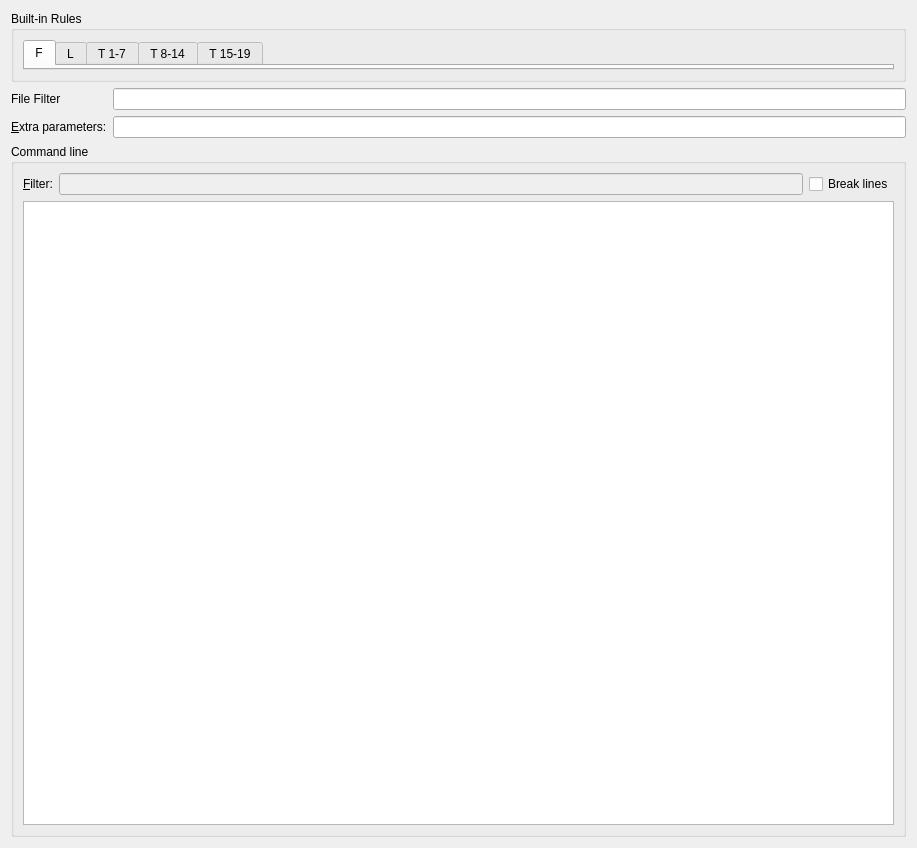
KDE/kdev-verapp, file config/projectconfigpage.ui: the form before one commit.
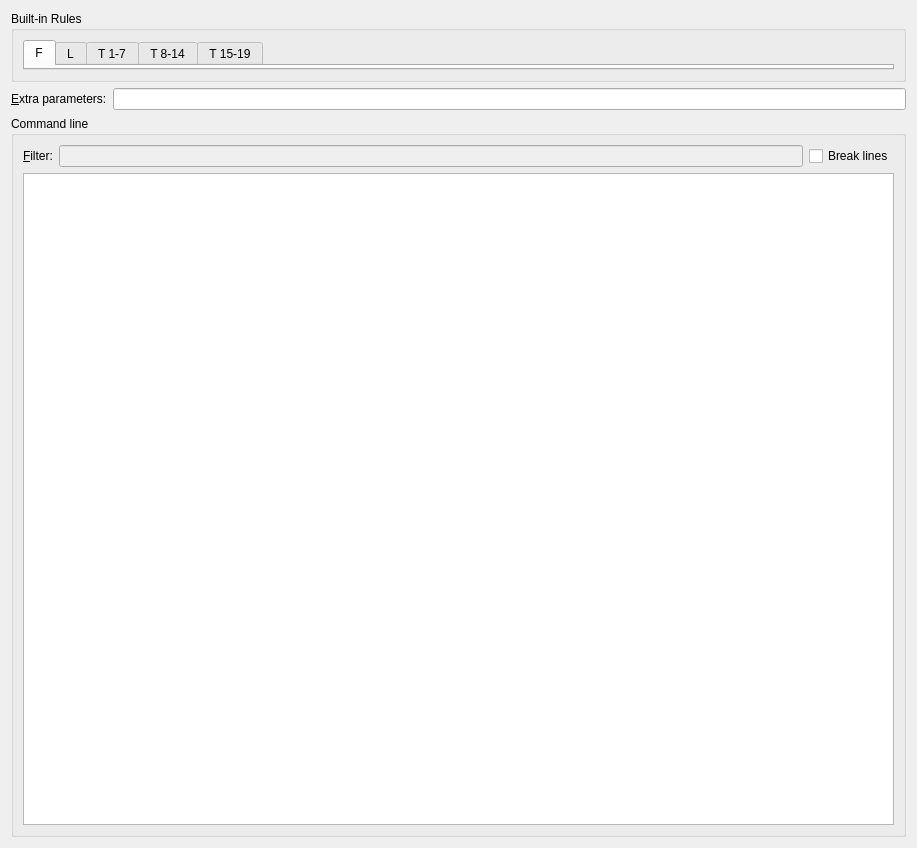
The form after the commit.

```diff
--- a/config/projectconfigpage.ui
+++ b/config/projectconfigpage.ui
@@ -70,20 +70,6 @@
    <item>
     <layout class="QFormLayout" name="formLayout">
      <item row="0" column="0">
-      <widget class="QLabel" name="label">
-       <property name="text">
-        <string>File Filter</string>
-       </property>
-      </widget>
-     </item>
-     <item row="0" column="1">
-      <widget class="QLineEdit" name="kcfg_fileFilter">
-       <property name="text">
-        <string/>
-       </property>
-      </widget>
-     </item>
-     <item row="1" column="0">
       <widget class="QLabel" name="label_3">
        <property name="text">
         <string>&amp;Extra parameters:</string>
@@ -93,7 +79,7 @@
        </property>
       </widget>
      </item>
-     <item row="1" column="1">
+     <item row="0" column="1">
       <widget class="QLineEdit" name="kcfg_extraParameters">
        <property name="toolTip">
         <string>&lt;html&gt;&lt;head/&gt;&lt;body&gt;&lt;p&gt;Defines additional parameters for vera++ (see documentation).&lt;/p&gt;&lt;p&gt;You can use the following placeholders:&lt;/p&gt;&lt;p&gt;%p - Gets replaced by the URL of the project's root directory.&lt;/p&gt;&lt;p&gt;%b - Gets replaced by the URL of the project's build directory.&lt;/p&gt;&lt;/body&gt;&lt;/html&gt;</string>
```
Left out of the diff: 1 changed line with no effect on the pictures.
